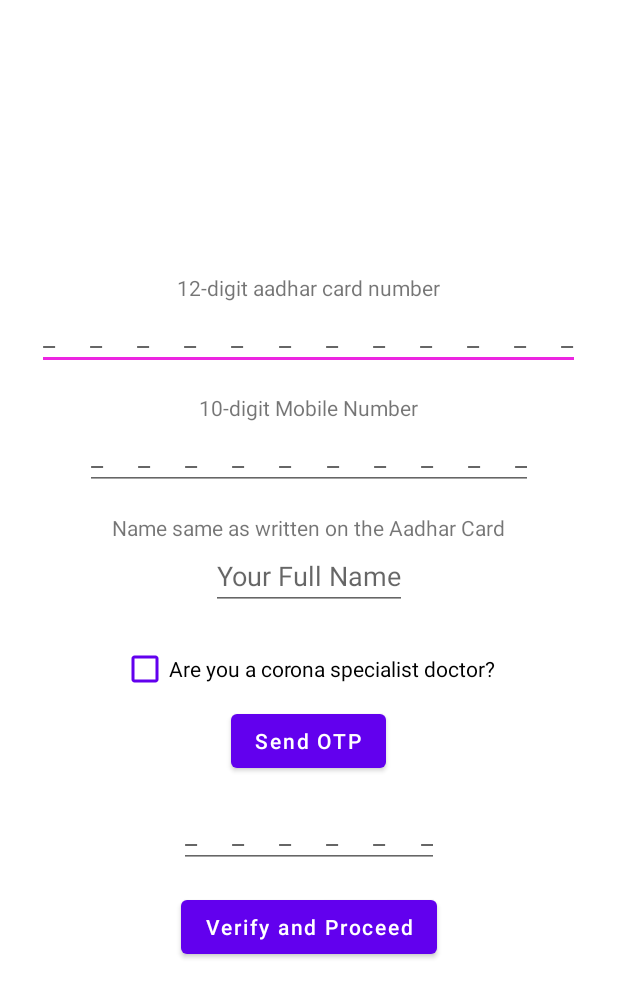
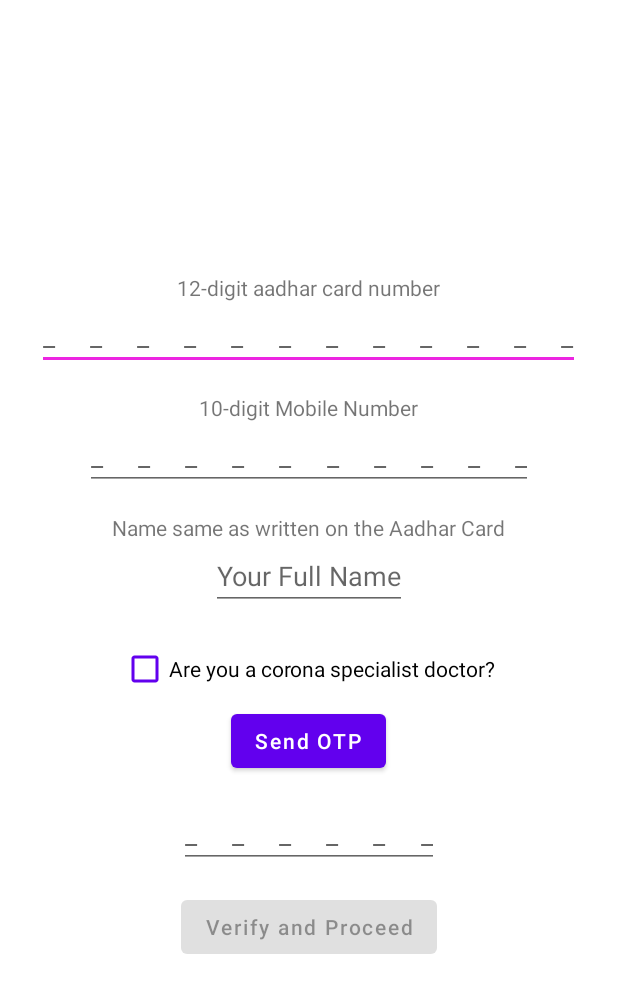
Before and after one commit to pulkit697/GoCorona, an Android app: the screen it shows after launch (LoginActivity), on a phone screen of 412 x 824 dp. Shown: the top 998 px of the screen. Run offline under Robolectric (Android 15) with nearby library versions, the phone set to English and light mode, and no system bars; our stand-ins replace Firebase (no records; nobody signed in at launch, a user with empty details on screens opened directly); Roboto replaces fonts that are not available here.

Commit message:
otp verification and splash screen added

```diff
--- a/app/build.gradle
+++ b/app/build.gradle
@@ -2,6 +2,7 @@
     id 'com.android.application'
     id 'kotlin-android'
     id 'kotlin-android-extensions'
+    id 'com.google.gms.google-services'
 }
 
 android {
@@ -37,12 +38,15 @@
 
     implementation "org.jetbrains.kotlin:kotlin-stdlib:$kotlin_version"
     implementation 'androidx.core:core-ktx:1.6.0'
-    implementation 'androidx.appcompat:appcompat:1.3.0'
+    implementation 'androidx.appcompat:appcompat:1.3.1'
     implementation 'com.google.android.material:material:1.4.0'
     implementation 'androidx.constraintlayout:constraintlayout:2.0.4'
     implementation 'androidx.legacy:legacy-support-v4:1.0.0'
     implementation 'androidx.navigation:navigation-fragment-ktx:2.3.5'
     implementation 'androidx.navigation:navigation-ui-ktx:2.3.5'
+    implementation platform('com.google.firebase:firebase-bom:27.1.0')
+    implementation 'com.google.firebase:firebase-analytics'
+    implementation 'com.google.firebase:firebase-auth-ktx'
     testImplementation 'junit:junit:4.13.2'
     androidTestImplementation 'androidx.test.ext:junit:1.1.3'
     androidTestImplementation 'androidx.test.espresso:espresso-core:3.4.0'
--- /dev/null
+++ b/app/src/main/java/dev/pulkit/gocorona/ui/SplashActivity.kt
@@ -0,0 +1,21 @@
+package dev.pulkit.gocorona.ui
+
+import android.content.Intent
+import androidx.appcompat.app.AppCompatActivity
+import android.os.Bundle
+import com.google.firebase.auth.FirebaseAuth
+
+class SplashActivity : AppCompatActivity() {
+    private val auth by lazy{
+        FirebaseAuth.getInstance()
+    }
+    override fun onCreate(savedInstanceState: Bundle?) {
+        super.onCreate(savedInstanceState)
+        if(auth.currentUser == null){
+            startActivity(Intent(this,LoginActivity::class.java))
+        }else{
+            startActivity(Intent(this,MainActivity::class.java))
+        }
+        finish()
+    }
+}
--- /dev/null
+++ b/app/src/main/res/drawable/bg_gradient.xml
@@ -0,0 +1,9 @@
+<?xml version="1.0" encoding="utf-8"?>
+<shape xmlns:android="http://schemas.android.com/apk/res/android"
+    android:shape="rectangle" >
+    <gradient
+        android:type="linear"
+        android:angle="135"
+        android:startColor="#ffffff"
+        android:endColor="#ffffff" />
+</shape>
--- /dev/null
+++ b/app/src/main/res/drawable/splash_background.xml
@@ -0,0 +1,9 @@
+<?xml version="1.0" encoding="utf-8"?>
+<layer-list xmlns:android="http://schemas.android.com/apk/res/android">
+    <item
+        android:drawable="@drawable/bg_gradient"/>
+    <item>
+        <bitmap android:gravity="center"
+            android:src="@drawable/app_icon_64"/>
+    </item>
+</layer-list>
--- a/app/src/main/res/layout/activity_login.xml
+++ b/app/src/main/res/layout/activity_login.xml
@@ -1,12 +1,17 @@
 <?xml version="1.0" encoding="utf-8"?>
-<LinearLayout xmlns:android="http://schemas.android.com/apk/res/android"
+<FrameLayout
+    xmlns:android="http://schemas.android.com/apk/res/android"
     xmlns:app="http://schemas.android.com/apk/res-auto"
     xmlns:tools="http://schemas.android.com/tools"
     android:layout_width="match_parent"
     android:layout_height="match_parent"
-    android:orientation="vertical"
-    tools:context=".ui.LoginActivity"
-    android:gravity="center"
+    tools:context=".ui.LoginActivity">
+    <LinearLayout
+        android:id="@+id/llActivityLogin"
+        android:layout_width="match_parent"
+        android:layout_height="match_parent"
+        android:orientation="vertical"
+        android:gravity="center"
     >
     <TextView
         android:layout_width="wrap_content"
@@ -27,10 +32,12 @@
         android:layout_height="wrap_content"
         android:text="10-digit Mobile Number" />
     <EditText
+        android:id="@+id/etMobileNumberLoginActivity"
         android:layout_width="wrap_content"
         android:layout_height="wrap_content"
         android:hint="__________"
         android:lines="1"
+        android:inputType="phone"
         android:letterSpacing="1.3"
         android:layout_marginBottom="15dp"
         android:maxLength="10"/>
@@ -52,21 +59,30 @@
         android:buttonTint="@color/purple_500"
         />
     <Button
+        android:id="@+id/btSendOtpLoginActivity"
         android:layout_width="wrap_content"
         android:layout_height="wrap_content"
         android:text="Send OTP"
         android:layout_marginBottom="15dp"
         android:textAllCaps="false"/>
     <EditText
+        android:id="@+id/etEnteredOtpLoginActivity"
         android:layout_width="wrap_content"
         android:layout_height="wrap_content"
         android:layout_marginBottom="15dp"
         android:hint="______"
+        android:inputType="number"
         android:letterSpacing="1.3"/>
     <Button
-        android:id="@+id/btLoggedIn"
+        android:id="@+id/btVerifyOtpLoginActivity"
         android:layout_width="wrap_content"
         android:layout_height="wrap_content"
         android:text="Verify and Proceed"
         android:textAllCaps="false"/>
 </LinearLayout>
+    <ProgressBar
+        android:id="@+id/pbActivityLogin"
+        android:layout_width="match_parent"
+        android:layout_height="45dp"
+        android:layout_gravity="center"/>
+</FrameLayout>
--- /dev/null
+++ b/app/src/main/res/values/styles.xml
@@ -0,0 +1,10 @@
+<?xml version="1.0" encoding="utf-8"?>
+<resources>
+    <style name="SplashTheme" parent="Theme.MaterialComponents.Light.NoActionBar">
+        <item name="android:windowBackground">@drawable/splash_background</item>
+        <item name="colorPrimary">@color/purple_500</item>
+        <item name="colorPrimaryDark">@color/purple_700</item>
+        <item name="colorAccent">@color/teal_700</item>
+        <item name="android:statusBarColor">@color/teal_700</item>
+    </style>
+</resources>
--- a/build.gradle
+++ b/build.gradle
@@ -1,13 +1,14 @@
 // Top-level build file where you can add configuration options common to all sub-projects/modules.
 buildscript {
-    ext.kotlin_version = "1.5.10"
+    ext.kotlin_version = "1.5.21"
     repositories {
         google()
         mavenCentral()
     }
     dependencies {
-        classpath "com.android.tools.build:gradle:4.2.2"
+        classpath 'com.android.tools.build:gradle:7.0.0'
         classpath "org.jetbrains.kotlin:kotlin-gradle-plugin:$kotlin_version"
+        classpath 'com.google.gms:google-services:4.3.8'
 
         // NOTE: Do not place your application dependencies here; they belong
         // in the individual module build.gradle files
```
Also changed, not shown: app/src/main/AndroidManifest.xml (+10 -6 lines), app/src/main/java/dev/pulkit/gocorona/ui/LoginActivity.kt (+69 -1 lines), app/src/main/res/layout/fragment_home.xml (+0 -12 lines), app/src/main/res/drawable-v24/app_icon_64.png (added), gradle/wrapper/gradle-wrapper.properties, 1 other file.
